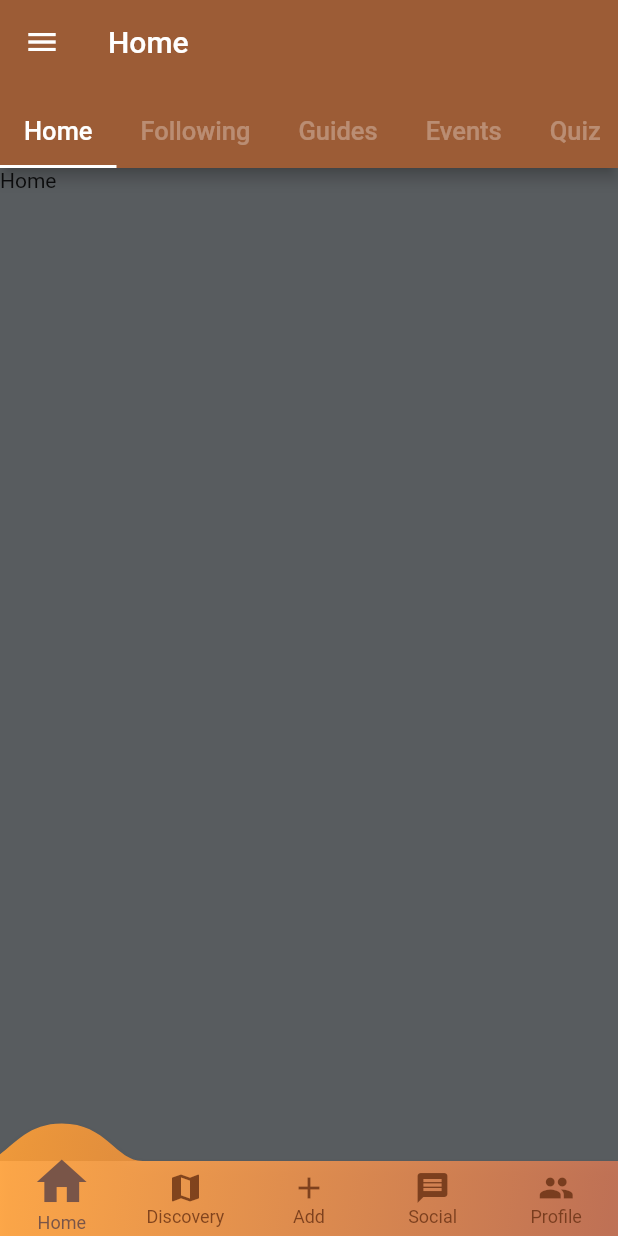
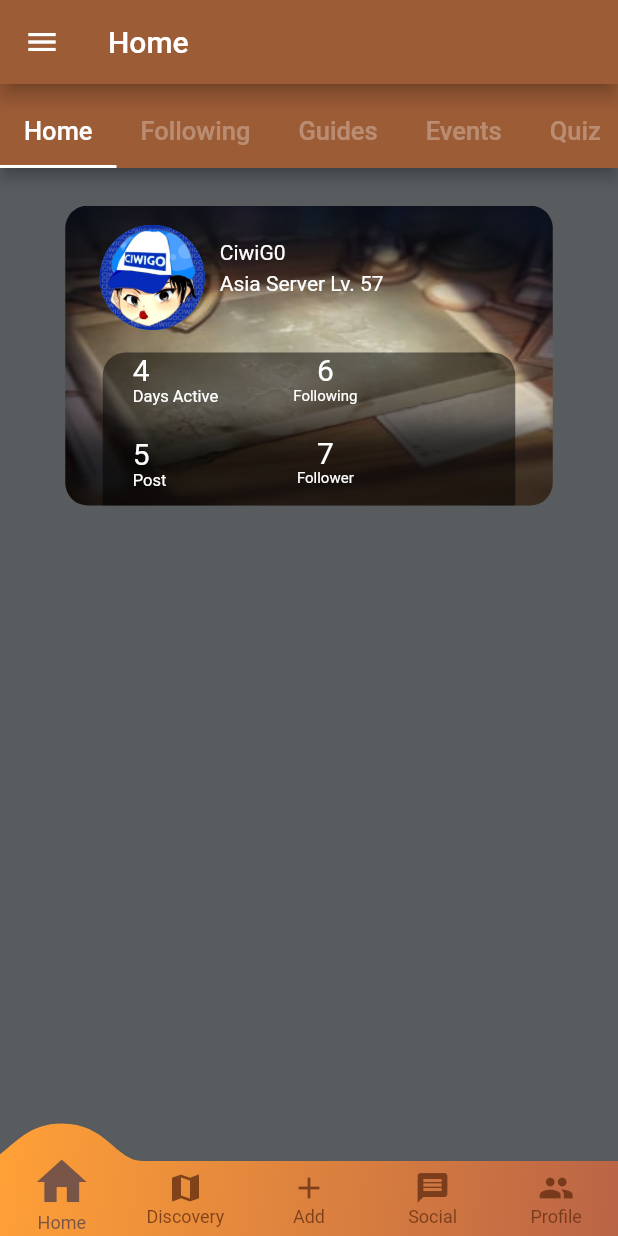
Before and after one commit to AlihDrajat/Membadut, a Flutter app: the Rumah screen opened directly, on a phone screen of 412 x 824 dp. Run offline on Flutter 3.47's test engine with Material 2 defaults, Android fonts, the phone set to English and light mode, and no system bars; drawn by our look-alikes of convex_bottom_bar; our stand-ins replace carousel_slider.

Commit message:
initial commit

```diff
--- a/lib/HomeBar/homeUI.dart
+++ b/lib/HomeBar/homeUI.dart
@@ -1,4 +1,6 @@
 import 'package:flutter/material.dart';
+
+import 'nameCard.dart';
 
 class HomeUI extends StatefulWidget {
   const HomeUI({Key? key}) : super(key: key);
@@ -54,6 +56,12 @@ class _HomeUIState extends State<HomeUI> {
     ],
   );
 
+  Widget _buildHomeUI() {
+    return Container(
+      child: Column(children: <Widget>[NameCard()]),
+    );
+  }
+
   @override
   Widget build(BuildContext context) {
     return DefaultTabController(
@@ -72,7 +80,7 @@ class _HomeUIState extends State<HomeUI> {
           color: Color.fromARGB(255, 88, 92, 95),
           child: TabBarView(
             children: <Widget>[
-              Text('Home'),
+              _buildHomeUI(),
               Text('Following'),
               Text('Guides'),
               Text('Events'),
--- /dev/null
+++ b/lib/HomeBar/nameCard.dart
@@ -0,0 +1,125 @@
+import 'package:flutter/material.dart';
+
+class NameCard extends StatelessWidget {
+  const NameCard({Key? key}) : super(key: key);
+
+  @override
+  Widget build(BuildContext context) {
+    return Padding(
+      padding: EdgeInsets.only(top: 25.0),
+      child: Container(
+        height: 200,
+        width: 325,
+        decoration: BoxDecoration(
+          image: DecorationImage(
+              image: AssetImage('assets/expedition.jpg'), fit: BoxFit.fill),
+          borderRadius: BorderRadius.all(
+            Radius.circular(15),
+          ),
+        ),
+        child: Column(
+          children: <Widget>[
+            Row(
+              children: <Widget>[
+                Padding(
+                  padding: EdgeInsets.only(top: 13, left: 23),
+                  child: CircleAvatar(
+                    radius: 35,
+                    backgroundImage: AssetImage('assets/ciwi.jpg'),
+                  ),
+                ),
+                SizedBox(width: 10),
+                Column(
+                  crossAxisAlignment: CrossAxisAlignment.start,
+                  children: <Widget>[
+                    Text(
+                      'CiwiG0',
+                      style: TextStyle(color: Colors.white),
+                    ),
+                    SizedBox(height: 5),
+                    Text(
+                      'Asia Server Lv. 57',
+                      style: TextStyle(color: Colors.white),
+                    ),
+                  ],
+                ),
+              ],
+            ),
+            SizedBox(height: 15),
+            Expanded(
+              child: Container(
+                decoration: BoxDecoration(
+                  color: Colors.black.withOpacity(0.5),
+                  borderRadius: BorderRadius.only(
+                      topLeft: Radius.circular(15),
+                      topRight: Radius.circular(15)),
+                ),
+                width: 275,
+                child: Row(
+                  children: [
+                    Padding(
+                      padding: EdgeInsets.only(left: 20.0),
+                      child: Column(
+                        crossAxisAlignment: CrossAxisAlignment.start,
+                        children: <Widget>[
+                          Text(
+                            '4',
+                            style: TextStyle(color: Colors.white, fontSize: 20),
+                          ),
+                          Text(
+                            'Days Active',
+                            style: TextStyle(color: Colors.white, fontSize: 11),
+                          ),
+                          SizedBox(
+                            height: 20,
+                          ),
+                          Text(
+                            '5',
+                            style: TextStyle(
+                              color: Colors.white,
+                              fontSize: 20,
+                            ),
+                          ),
+                          Text(
+                            'Post',
+                            style: TextStyle(color: Colors.white, fontSize: 11),
+                          )
+                        ],
+                      ),
+                    ),
+                    SizedBox(
+                      width: 50,
+                    ),
+                    Column(
+                      children: <Widget>[
+                        Text(
+                          '6',
+                          style: TextStyle(color: Colors.white, fontSize: 20),
+                        ),
+                        Text(
+                          'Following',
+                          style: TextStyle(color: Colors.white, fontSize: 10),
+                        ),
+                        SizedBox(
+                          height: 20,
+                        ),
+                        Text(
+                          '7',
+                          style: TextStyle(color: Colors.white, fontSize: 20),
+                        ),
+                        Text(
+                          'Follower',
+                          style: TextStyle(color: Colors.white, fontSize: 10),
+                        )
+                      ],
+                    )
+                  ],
+                ),
+              ),
+            ),
+          ],
+        ),
+      ),
+    );
+  }
+}
--- a/lib/MainPage/convexAppBar.dart
+++ b/lib/MainPage/convexAppBar.dart
@@ -4,9 +4,7 @@ import '../HomeBar/homeUI.dart';
 import '../SocialBar/SocialUI.dart';
 import '../Drawer/drawer.dart';
 import 'package:convex_bottom_bar/convex_bottom_bar.dart';
-
 import '../DiscoveryBar/discovery.dart';
-
 import '../ProfileBar/profile.dart';
 
 class Rumah extends StatefulWidget {
@@ -16,7 +14,6 @@ class Rumah extends StatefulWidget {
 
 class _RumahState extends State<Rumah> {
   int selectedIndex = 0;
-
   List<Widget> listWidgets = [
     HomeUI(),
     Discovery(),
@@ -38,7 +35,7 @@ class _RumahState extends State<Rumah> {
     return Scaffold(
       drawer: Drawers(),
       appBar: AppBar(
-        elevation: 0,
+        elevation: 5,
         backgroundColor: Color.fromARGB(255, 156, 92, 54),
         title: Text(appBarTitle[selectedIndex]),
       ),
@@ -50,8 +47,8 @@ class _RumahState extends State<Rumah> {
           begin: Alignment.topLeft,
           end: Alignment.bottomRight,
           colors: [
-            Color.fromARGB(230, 255, 160, 55),
-            Color.fromARGB(230, 186, 100, 70),
+            Color.fromARGB(255, 255, 160, 55),
+            Color.fromARGB(255, 186, 100, 70),
           ],
         ),
         color: Color.fromARGB(200, 100, 45, 16),
--- a/lib/ProfileBar/profile.dart
+++ b/lib/ProfileBar/profile.dart
@@ -1,5 +1,5 @@
 import 'package:flutter/material.dart';
-import '../Drawer/drawer.dart';
+
 import 'birth.dart';
 import 'coverImage.dart';
 import 'follower.dart';
@@ -25,7 +25,6 @@ class _ProfileState extends State<Profile> {
     Size screenSize = MediaQuery.of(context).size;
     return Scaffold(
       resizeToAvoidBottomInset: false,
-      drawer: Drawers(),
       body: Container(
         color: Color.fromARGB(255, 88, 92, 95),
         child: Stack(
--- a/lib/SocialBar/SocialUI.dart
+++ b/lib/SocialBar/SocialUI.dart
@@ -28,8 +28,17 @@ class _SocialUIState extends State<SocialUI> {
               decoration: BoxDecoration(
                 color: Color.fromARGB(255, 88, 92, 95),
                 borderRadius: BorderRadius.only(
-                    topLeft: Radius.circular(30),
-                    topRight: Radius.circular(30)),
+                  topLeft: Radius.circular(30),
+                  topRight: Radius.circular(30),
+                ),
+                boxShadow: [
+                  BoxShadow(
+                    color: Colors.black.withOpacity(0.4),
+                    spreadRadius: 6,
+                    blurRadius: 4,
+                    offset: Offset(1, 5),
+                  ),
+                ],
               ),
               child: Column(
                 children: <Widget>[
--- a/pubspec.yaml
+++ b/pubspec.yaml
@@ -74,6 +74,7 @@ flutter:
     - assets/xiao.jpeg
     - assets/zhongli.jpeg
     - assets/albedo.jpeg
+    - assets/expedition.jpg
 
   # An image asset can refer to one or more resolution-specific "variants", see
   # https://flutter.dev/assets-and-images/#resolution-aware.
```
Also changed, not shown: assets/expedition.jpg (added).
